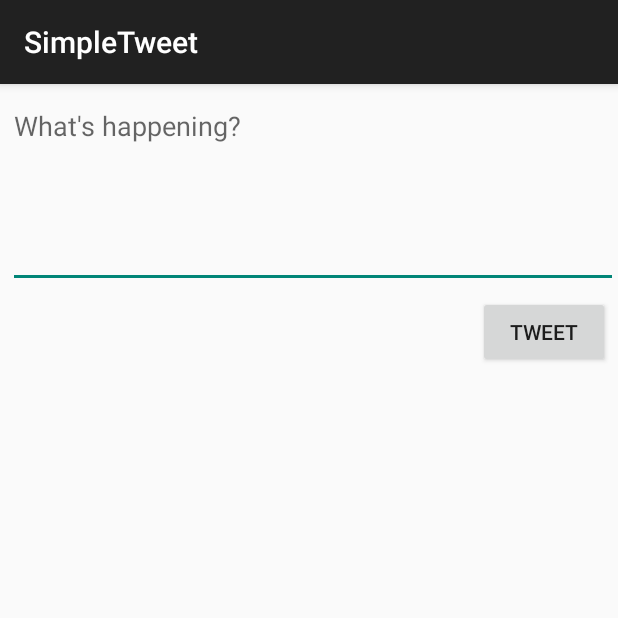
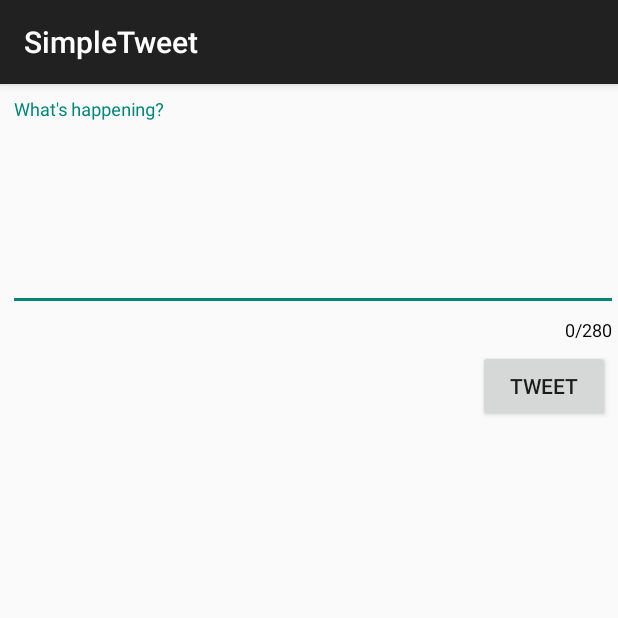
Before and after one commit to sleepytaco/SimpleTweet, an Android app: the TimelineActivity screen opened directly, with no data from a screen before it, after a tap on "Compose", on a phone screen of 412 x 824 dp, the top half of it. Run offline under Robolectric (Android 15) with nearby library versions, the phone set to English and light mode, and no system bars; our stand-ins replace Room's generated code; libraries missing offline, so code that uses them is left out: com.codepath.asynchttpclient, com.facebook.stetho, com.github.scribejava.apis, org.parceler; pictures from the network do not load; 3 statements that could not run were skipped.

Commit message:
Worked on Part 2

```diff
--- a/app/src/main/java/com/codepath/apps/restclienttemplate/ComposeActivity.java
+++ b/app/src/main/java/com/codepath/apps/restclienttemplate/ComposeActivity.java
@@ -23,7 +23,7 @@ import org.parceler.Parcels;
 public class ComposeActivity extends AppCompatActivity {
 
     public static final String TAG = "ComposeActivity";
-    public static final int MAX_TWEET_LENGTH = 140;
+    public static final int MAX_TWEET_LENGTH = 280;
 
     EditText etCompose;
     Button btnTweet;
--- a/app/src/main/java/com/codepath/apps/restclienttemplate/MyDatabase.java
+++ b/app/src/main/java/com/codepath/apps/restclienttemplate/MyDatabase.java
@@ -5,10 +5,14 @@ import androidx.room.RoomDatabase;
 
 import com.codepath.apps.restclienttemplate.models.SampleModel;
 import com.codepath.apps.restclienttemplate.models.SampleModelDao;
+import com.codepath.apps.restclienttemplate.models.Tweet;
+import com.codepath.apps.restclienttemplate.models.TweetDAO;
+import com.codepath.apps.restclienttemplate.models.User;
 
-@Database(entities={SampleModel.class}, version=1)
+@Database(entities={SampleModel.class, Tweet.class, User.class}, version=2)
 public abstract class MyDatabase extends RoomDatabase {
     public abstract SampleModelDao sampleModelDao();
+    public abstract TweetDAO tweetDAO();
 
     // Database name to be used
     public static final String NAME = "MyDataBase";
--- a/app/src/main/java/com/codepath/apps/restclienttemplate/TimelineActivity.java
+++ b/app/src/main/java/com/codepath/apps/restclienttemplate/TimelineActivity.java
@@ -8,12 +8,16 @@ import androidx.swiperefreshlayout.widget.SwipeRefreshLayout;
 import okhttp3.Headers;
 
 import android.content.Intent;
+import android.os.AsyncTask;
 import android.os.Bundle;
 import android.util.Log;
 import android.view.Menu;
 import android.view.MenuItem;
 
 import com.codepath.apps.restclienttemplate.models.Tweet;
+import com.codepath.apps.restclienttemplate.models.TweetDAO;
+import com.codepath.apps.restclienttemplate.models.TweetWithUser;
+import com.codepath.apps.restclienttemplate.models.User;
 import com.codepath.asynchttpclient.callback.JsonHttpResponseHandler;
 
 import org.json.JSONArray;
@@ -29,6 +33,8 @@ public class TimelineActivity extends AppCompatActivity {
     public static final int REQUEST_CODE = 20;
 
     TwitterClient client;
+    TweetDAO tweetDAO;
+
     RecyclerView rvTweets;
     List<Tweet> tweets;
     TweetsAdapter adapter;
@@ -41,6 +47,7 @@ public class TimelineActivity extends AppCompatActivity {
         setContentView(R.layout.activity_timeline);
 
         client = RestApplication.getRestClient(this);
+        tweetDAO = ((RestApplication) getApplicationContext()).getMyDatabase().tweetDAO();
 
         swipeContainer = findViewById(R.id.swipeContainer);
 
@@ -80,6 +87,19 @@ public class TimelineActivity extends AppCompatActivity {
 
         // Adds scroll listener to RV
         rvTweets.addOnScrollListener(scrollListener);
+
+        // Query for existing tweets in the DB
+        AsyncTask.execute(new Runnable() {
+            @Override
+            public void run() {
+                List<TweetWithUser> tweetWithUsers = tweetDAO.recentItems(); // problem is our adapter only knows how to display Tweet objects
+
+                // Thus we make a helper variable in TweetWithUser class itself to do make it into a Tweet list
+                List<Tweet> tweetsFromDB = TweetWithUser.getTweetList(tweetWithUsers);
+                adapter.clear();
+                adapter.addAll(tweetsFromDB);
+            }
+        });
 
         populateHomeTimeline();
 
@@ -165,10 +185,22 @@ public class TimelineActivity extends AppCompatActivity {
                 Log.i(TAG, "onSucess!" + json.toString());
                 JSONArray jsonArray = json.jsonArray;
                 try {
+                    final List<Tweet> tweetsFromNetwork = Tweet.fromJsonArray(jsonArray);
                     adapter.clear();
-                    adapter.addAll(Tweet.fromJsonArray(jsonArray)); // modify existing tweets list (which rv uses)
+                    adapter.addAll(tweetsFromNetwork); // modify existing tweets list (which rv uses)
                     //adapter.notifyDataSetChanged();
                     swipeContainer.setRefreshing(false); // signals to swiperefreshlayout that refresh is done
+                    AsyncTask.execute(new Runnable() {
+                        @Override
+                        public void run() {
+                            // saving data into the database
+                            // insert users first
+                            List<User> usersFromNetwork = User.fromJsonTweetArray(tweetsFromNetwork);
+                            tweetDAO.insertModel(usersFromNetwork.toArray(new User[0]));
+                            // then insert tweets
+                            tweetDAO.insertModel(tweetsFromNetwork.toArray(new Tweet[0]));
+                        }
+                    });
                 } catch (JSONException e) {
                     Log.e(TAG, "Json Exception", e);
                     //e.printStackTrace();
--- /dev/null
+++ b/app/src/main/java/com/codepath/apps/restclienttemplate/models/TweetDAO.java
@@ -0,0 +1,21 @@
+package com.codepath.apps.restclienttemplate.models;
+
+import java.util.List;
+
+import androidx.room.Dao;
+import androidx.room.Insert;
+import androidx.room.OnConflictStrategy;
+import androidx.room.Query;
+
+@Dao
+public interface TweetDAO {
+
+    @Query("SELECT Tweet.body AS tweet_body, Tweet.createdAt AS tweet_createdAt, Tweet.id AS tweet_id, User.* FROM Tweet INNER JOIN User ON Tweet.userId = User.id ORDER BY Tweet.createdAt DESC LIMIT 100")
+    List<TweetWithUser> recentItems();
+
+    @Insert(onConflict = OnConflictStrategy.REPLACE)
+    void insertModel(Tweet... tweets);
+
+    @Insert(onConflict = OnConflictStrategy.REPLACE)
+    void insertModel(User... users);
+}
--- /dev/null
+++ b/app/src/main/java/com/codepath/apps/restclienttemplate/models/TweetWithUser.java
@@ -0,0 +1,25 @@
+package com.codepath.apps.restclienttemplate.models;
+
+import java.util.ArrayList;
+import java.util.List;
+
+import androidx.room.Embedded;
+
+public class TweetWithUser {
+    @Embedded
+    User user;
+
+    @Embedded(prefix = "tweet_")
+    Tweet tweet;
+
+    public static List<Tweet> getTweetList(List<TweetWithUser> tweetWithUsers) {
+        List<Tweet> tweets = new ArrayList<>();
+        for (int i = 0; i < tweetWithUsers.size(); i ++) {
+            Tweet tweet = tweetWithUsers.get(i).tweet;
+            tweet.user = tweetWithUsers.get(i).user;
+
+            tweets.add(tweet);
+        }
+        return tweets;
+    }
+}
--- a/app/src/main/res/layout/activity_compose.xml
+++ b/app/src/main/res/layout/activity_compose.xml
@@ -6,6 +6,15 @@
     android:layout_height="match_parent"
     tools:context=".ComposeActivity">
 
+    <com.google.android.material.textfield.TextInputLayout
+        android:id="@+id/til"
+        android:layout_width="match_parent"
+        android:layout_height="wrap_content"
+        android:layout_marginTop="10dp"
+        app:counterEnabled="true"
+        app:counterMaxLength="280"
+        app:counterTextAppearance="@style/error_appearance"
+        app:counterOverflowTextAppearance="@style/error_appearance">
     <EditText
         android:id="@+id/etCompose"
         android:layout_width="match_parent"
@@ -19,13 +28,13 @@
         android:hint="What's happening?"
         android:inputType="textMultiLine"
         android:minLines="5" />
-
+    </com.google.android.material.textfield.TextInputLayout>
     <Button
         android:id="@+id/btnTweet"
         android:layout_width="wrap_content"
         android:layout_height="wrap_content"
         android:layout_alignParentEnd="true"
-        android:layout_below="@+id/etCompose"
+        android:layout_below="@+id/til"
         android:layout_marginBottom="5dp"
         android:layout_marginEnd="5dp"
         android:layout_marginTop="5dp"
--- a/app/src/main/res/values/styles.xml
+++ b/app/src/main/res/values/styles.xml
@@ -13,4 +13,10 @@
         <!-- All customizations that are NOT specific to a particular API-level can go here. -->
     </style>
 
+    <style name="error_appearance" parent="@android:style/TextAppearance">
+        <item name="android:textColor">#FF000000</item>
+        <item name="android:textSize">12sp</item>
+    </style>
+
+
 </resources>
```
Also changed, not shown: app/build.gradle (+8 -0 lines), app/src/main/java/com/codepath/apps/restclienttemplate/models/Tweet.java (+23 -1 lines), app/src/main/java/com/codepath/apps/restclienttemplate/models/User.java (+26 -0 lines).
